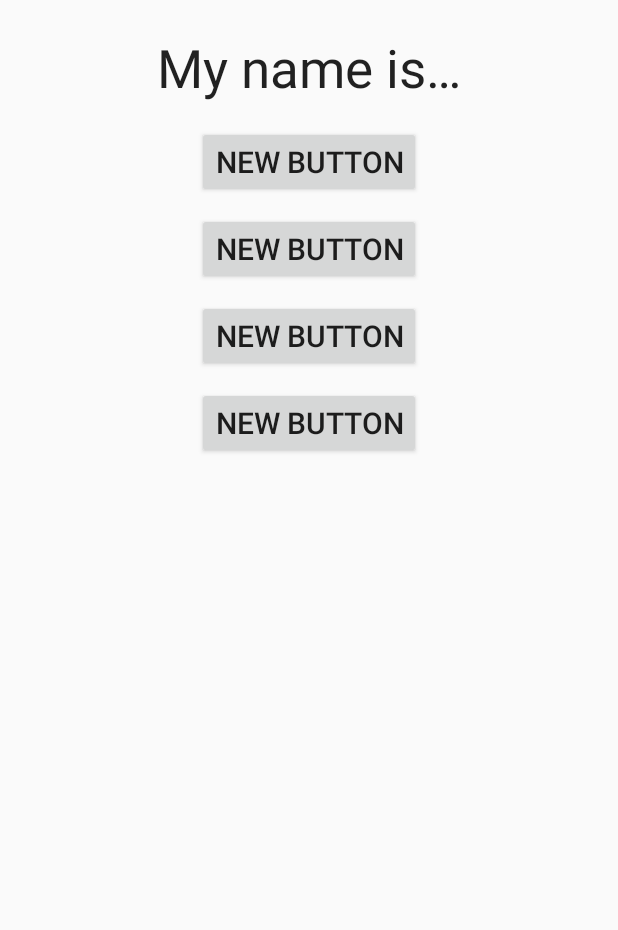
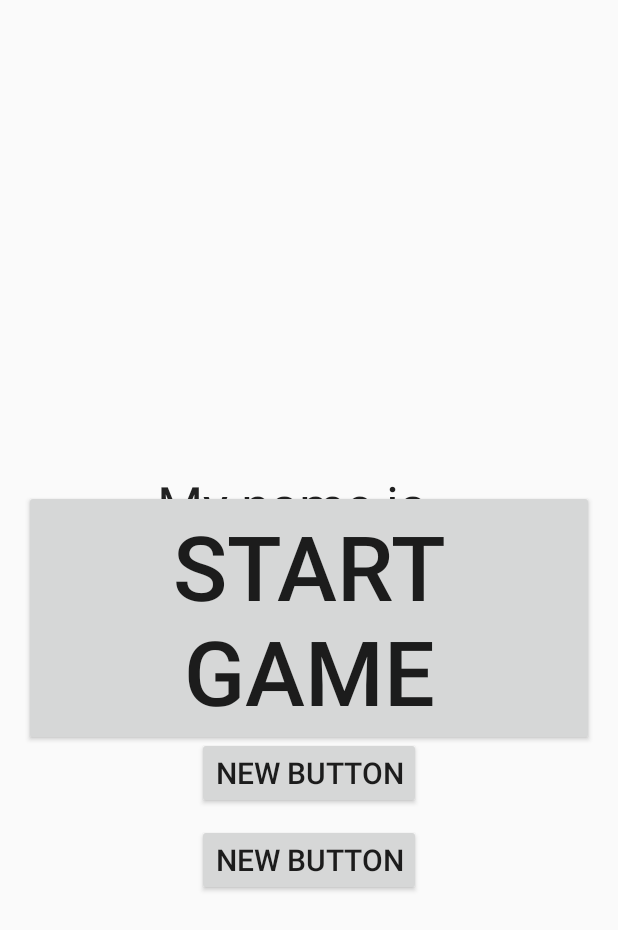
Before and after one commit to snmalineni/AlzheimersNWAPW, an Android app: the layout activity_game.xml on its own in the app's theme, with its tools: preview values and no code run, on a phone screen of 412 x 824 dp. Shown: the top 930 px of the screen. Run offline under Robolectric (Android 15) with nearby library versions, the phone set to English and light mode, and no system bars.

Commit message:
start button added to game

```diff
--- a/app/src/main/res/layout/activity_game.xml
+++ b/app/src/main/res/layout/activity_game.xml
@@ -23,8 +23,8 @@
         android:layout_height="wrap_content"
         android:textAppearance="?android:attr/textAppearanceLarge"
         android:text="@string/my_name_is"
-        android:id="@+id/textView"
-        android:layout_below="@+id/imageView2"
+        android:id="@+id/myName"
+        android:layout_below="@+id/imgView"
         android:layout_centerHorizontal="true"
         android:layout_marginTop="5dp"
         android:textSize="35sp" />
@@ -34,7 +34,7 @@
         android:layout_height="wrap_content"
         android:text="New Button"
         android:id="@+id/A"
-        android:layout_below="@+id/textView"
+        android:layout_below="@+id/myName"
         android:layout_centerHorizontal="true"
         android:layout_marginTop="15dp"
         android:textSize="20sp" />
@@ -69,4 +69,14 @@
         android:layout_marginTop="10dp"
         android:textSize="20sp" />
 
+    <Button
+        android:layout_width="wrap_content"
+        android:layout_height="wrap_content"
+        android:text="@string/start_game"
+        android:id="@+id/btnStart"
+        android:textSize="60sp"
+        android:layout_centerVertical="true"
+        android:layout_alignParentEnd="true"
+        android:onClick="startGame" />
+
 </RelativeLayout>
--- /dev/null
+++ b/app/src/main/res/values/s.xml
@@ -0,0 +1,2 @@
+<?xml version="1.0" encoding="utf-8"?>
+<resources></resources>
--- a/app/src/main/res/values/strings.xml
+++ b/app/src/main/res/values/strings.xml
@@ -10,4 +10,5 @@
     <string name="Library">library</string>
     <string name="alzheimer_apos_s_disease_is_a_progressive_degenerative_disorder_that_attacks_the_brain_apos_s_nerve_cells_or_neurons_resulting_in_loss_of_memory_thinking_and_language_skills_and_behavioral_changes_alzheimer_apos_s_is_the_most_common_cause_of_dementia_or_loss_of_intellectual_function_among_people_aged_65_and_older">Alzheimer\'s disease is a progressive, degenerative disorder that attacks the brain\'s nerve cells, or neurons, resulting in loss of memory, thinking and language skills, and behavioral changes. Alzheimer\'s is the most common cause of dementia, or loss of intellectual function, among people aged 65 and older.</string>
     <string name="my_name_is">My name is…</string>
+    <string name="start_game">START GAME</string>
 </resources>
```
Also changed, not shown: app/src/main/java/com/sneha/newalzheimersapplication/Game.java (+19 -2 lines).
